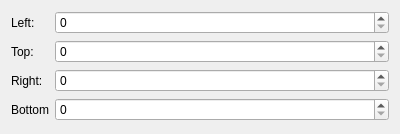
Above: App/tools/image_clip/cut_tab.ui from fengzhu2007/anycode before the change. Below: the same form after it.
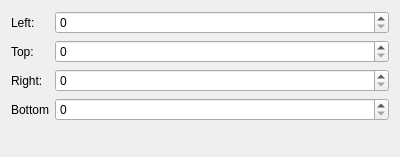
That is the form after the change.

Patch:
```diff
--- a/App/tools/image_clip/cut_tab.ui
+++ b/App/tools/image_clip/cut_tab.ui
@@ -7,7 +7,7 @@
     <x>0</x>
     <y>0</y>
     <width>400</width>
-    <height>134</height>
+    <height>157</height>
    </rect>
   </property>
   <property name="windowTitle">
```
Left out of the diff: 24 changed lines with no effect on the pictures.
